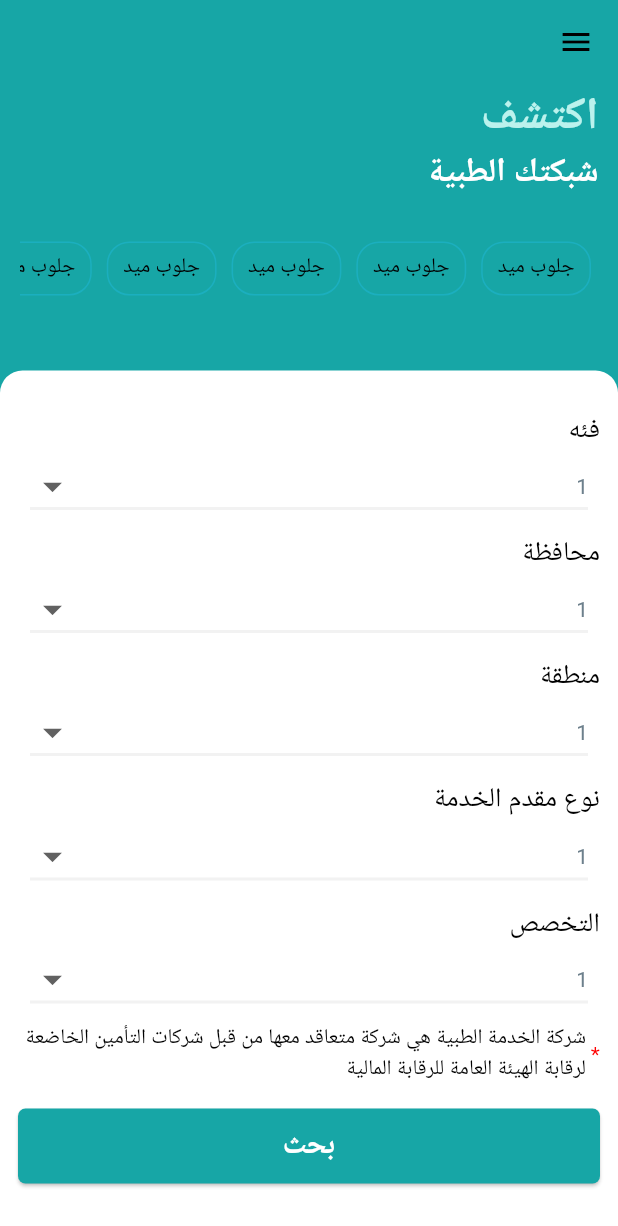
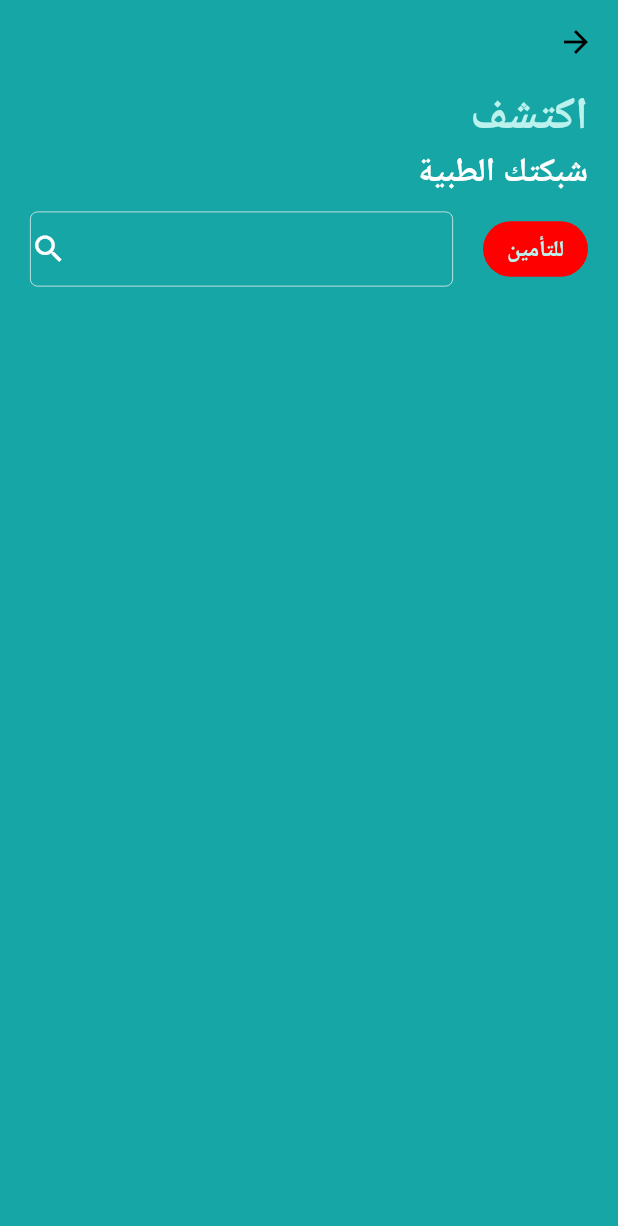
Before and after one commit to AhmedYasserabdelraziq/Ryan, a Flutter app: the HomeView screen opened directly, after a tap on "بحث", on a phone screen of 412 x 824 dp. Shown: the top 1226 px of the screen. Run offline on Flutter 3.47's test engine with Material 2 defaults, Android fonts, the phone set to English and light mode, and no system bars; our stand-ins replace expandable, flutter_svg, get_it.

Commit message:
add title and search_widget.dart with the button_search

```diff
--- a/lib/config/routs/app_router.dart
+++ b/lib/config/routs/app_router.dart
@@ -3,6 +3,7 @@ import 'package:Ryan/screens/home_screen/view/home_screen.dart';
 import 'package:Ryan/screens/login_screens/view/begin_phone_login_screen.dart';
 import 'package:Ryan/screens/login_screens/view/phone_login_screen.dart';
 import 'package:Ryan/screens/login_screens/view/verify_phone_number_screen.dart';
+import 'package:Ryan/screens/result_screen/view/result_screen.dart';
 import 'package:flutter/material.dart';
 
 import '../../screens/splash_screen/view/splash_screen.dart';
@@ -30,6 +31,10 @@ class AppRouter {
         return MaterialPageRoute(
           builder: ((context) => const HomeScreen()),
         );
+      case RouteName.RESULT:
+        return MaterialPageRoute(
+          builder: ((context) => const ResultScreen()),
+        );
       default:
         return notFound();
     }
--- a/lib/config/routs/routs_names.dart
+++ b/lib/config/routs/routs_names.dart
@@ -4,4 +4,5 @@ class RouteName {
   static const String PHONE_LOGIN = '/phone_login';
   static const String VERIFY_PHONE = '/verify_phone';
   static const String HOME = '/home';
+  static const String RESULT = '/result';
 }
--- a/lib/main.dart
+++ b/lib/main.dart
@@ -1,10 +1,11 @@
 import 'package:Ryan/core/utils/colors.dart';
+import 'package:Ryan/screens/result_screen/view/result_screen.dart';
 import 'package:Ryan/screens/splash_screen/view/splash_screen.dart';
-import 'package:Ryan/screens/splash_screen/view_model/splash_screen_viewmodel.dart';
 import 'package:Ryan/services/services_locator.dart';
 import 'package:flutter/material.dart';
+import 'package:flutter_localizations/flutter_localizations.dart';
 import 'package:provider/provider.dart';
-import 'package:flutter_localizations/flutter_localizations.dart';
+
 import 'config/routs/app_router.dart';
 import 'config/routs/routs_names.dart';
 
@@ -43,7 +44,6 @@ class MyApp extends StatelessWidget {
         ),
         useMaterial3: true,
       ),
-      home: const SplashScreen(),
       initialRoute: RouteName.SPLASH,
       onGenerateRoute: AppRouter.generateRoute,
     );
--- a/lib/screens/home_screen/view/home_screen.dart
+++ b/lib/screens/home_screen/view/home_screen.dart
@@ -27,11 +27,10 @@ class HomeView extends StatelessWidget {
   @override
   Widget build(BuildContext context) {
     return Scaffold(
-      drawer: const Drawer(
-        child: HomeDrawer(),
-      ),
+      drawer: const HomeDrawer(),
       backgroundColor: AppColors.primary,
       appBar: AppBar(
+        iconTheme: IconThemeData(color: AppColors.whiteColor),
         backgroundColor: AppColors.primary,
       ),
       body: Column(
--- a/lib/screens/home_screen/widget/container_body.dart
+++ b/lib/screens/home_screen/widget/container_body.dart
@@ -1,3 +1,4 @@
+import 'package:Ryan/config/routs/routs_names.dart';
 import 'package:Ryan/core/utils/common_functions.dart';
 import 'package:Ryan/core/widget/app_buttons.dart';
 import 'package:flutter/material.dart';
@@ -46,7 +47,11 @@ class ContainerBody extends StatelessWidget {
               ],
             ),
             heightSpace(15),
-            primaryButton(title: 'بحث', onPressed: () {})
+            primaryButton(
+                title: 'بحث',
+                onPressed: () {
+                  Navigator.of(context).pushNamed(RouteName.RESULT);
+                })
           ],
         ),
       ),
--- /dev/null
+++ b/lib/screens/result_screen/view/result_screen.dart
@@ -0,0 +1,69 @@
+import 'package:Ryan/core/utils/common_functions.dart';
+import 'package:Ryan/screens/result_screen/view_model/result_screen_view_model.dart';
+import 'package:expandable/expandable.dart';
+import 'package:flutter/material.dart';
+import 'package:provider/provider.dart';
+
+import '../../../core/utils/colors.dart';
+import '../widget/search_widget.dart';
+
+class ResultScreen extends StatelessWidget {
+  const ResultScreen({super.key});
+
+  @override
+  Widget build(BuildContext context) {
+    return ChangeNotifierProvider(
+      create: (BuildContext context) => ResultScreenViewModel(),
+      child: const ResultView(),
+    );
+  }
+}
+
+class ResultView extends StatelessWidget {
+  const ResultView({super.key});
+
+  @override
+  Widget build(BuildContext context) {
+    return Scaffold(
+      backgroundColor: AppColors.primary,
+      appBar: AppBar(
+        backgroundColor: AppColors.primary,
+      ),
+      body: Column(
+        children: [
+          Expanded(
+            child: Padding(
+              padding: const EdgeInsets.symmetric(horizontal: 20.0),
+              child:
+                  Consumer<ResultScreenViewModel>(builder: (ctx, viewModel, _) {
+                return Column(
+                    crossAxisAlignment: CrossAxisAlignment.start,
+                    children: [
+                      Text(
+                        'اكتشف',
+                        style: TextStyle(
+                          fontSize: 30,
+                          fontWeight: FontWeight.bold,
+                          color: AppColors.fourthColor,
+                        ),
+                      ),
+                      Text(
+                        'شبكتك الطبية',
+                        style: TextStyle(
+                          fontSize: 22,
+                          fontWeight: FontWeight.bold,
+                          color: AppColors.whiteColor,
+                        ),
+                      ),
+                      heightSpace(10),
+                      SearchWidget(viewModel: viewModel),
+
+                    ]);
+              }),
+            ),
+          ),
+        ],
+      ),
+    );
+  }
+}
--- /dev/null
+++ b/lib/screens/result_screen/view_model/result_screen_view_model.dart
@@ -0,0 +1,5 @@
+import 'package:flutter/material.dart';
+
+class ResultScreenViewModel extends ChangeNotifier {
+  final searchController = TextEditingController();
+}
--- /dev/null
+++ b/lib/screens/result_screen/widget/search_widget.dart
@@ -0,0 +1,71 @@
+import 'package:Ryan/screens/result_screen/view_model/result_screen_view_model.dart';
+import 'package:flutter/material.dart';
+
+import '../../../core/utils/colors.dart';
+import '../../../core/utils/common_functions.dart';
+
+
+class SearchWidget extends StatelessWidget {
+ final ResultScreenViewModel viewModel;
+  const SearchWidget({
+    super.key, required this.viewModel,
+  });
+
+  @override
+  Widget build(BuildContext context) {
+    return Row(
+      children: [
+        TextButton(
+          onPressed: () {},
+          style: ButtonStyle(
+              minimumSize:
+              const MaterialStatePropertyAll(Size(70, 0)),
+              backgroundColor: MaterialStatePropertyAll(
+                  AppColors.redColor)),
+          child: const Text(
+            'للتأمين',
+            style: TextStyle(
+                fontWeight: FontWeight.bold, fontSize: 15),
+          ),
+        ),
+        widthSpace(20),
+        Expanded(
+          child: SizedBox(
+            height: 50,
+            child: Container(
+              decoration: BoxDecoration(
+                border: Border.all(
+                  color: AppColors.greyColor,
+                  width: .5,
+                ),
+                color: AppColors.primary,
+                borderRadius: const BorderRadius.all(
+                  Radius.circular(5),
+                ),
+              ),
+              child: Row(
+                children: [
+                  Expanded(
+                    child: TextField(
+                      controller: viewModel.searchController,
+                      style: TextStyle(
+                        color: AppColors.whiteColor,
+                      ),
+                      decoration: const InputDecoration(
+                        border: InputBorder.none,
+                      ),
+                    ),
+                  ),
+                  Icon(
+                    Icons.search,
+                    color: AppColors.whiteColor,
+                  ),
+                ],
+              ),
+            ),
+          ),
+        )
+      ],
+    );
+  }
+}
--- a/lib/services/services_locator.dart
+++ b/lib/services/services_locator.dart
@@ -1,4 +1,5 @@
 import 'package:Ryan/screens/home_screen/view_model/home_screen_view_model.dart';
+import 'package:Ryan/screens/result_screen/view_model/result_screen_view_model.dart';
 import 'package:get_it/get_it.dart';
 
 import '../screens/login_screens/view_model/phone_login_screen_view_model.dart';
@@ -10,4 +11,5 @@ Future setupLocator() async {
   locator.registerFactory(() => SplashScreenViewModel());
   locator.registerFactory(() => LoginByPhoneViewModel());
   locator.registerFactory(() => HomeScreenViewModel());
+  locator.registerFactory<ResultScreenViewModel>(() => ResultScreenViewModel());
 }
--- a/pubspec.yaml
+++ b/pubspec.yaml
@@ -17,6 +17,7 @@ dependencies:
   provider: ^6.0.5
   flutter_localization: ^0.1.14
   flutter_svg: ^2.0.9
+  expandable: ^5.0.1
 
 dev_dependencies:
   flutter_test:
```
Also changed, not shown: pubspec.lock.
